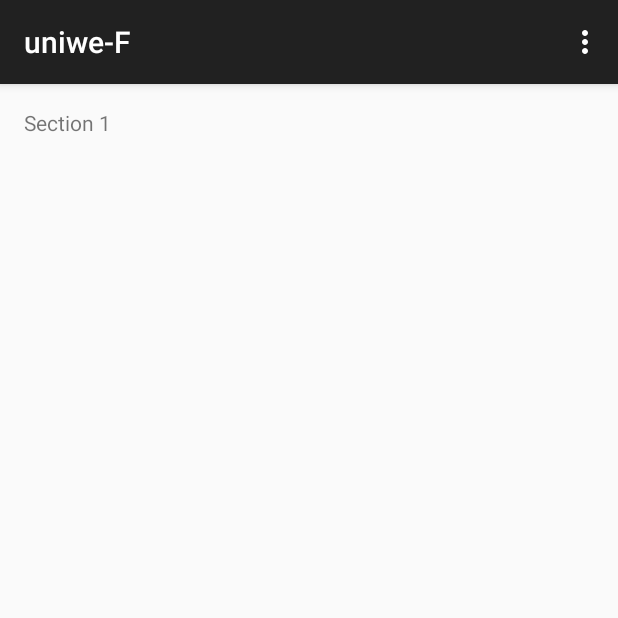
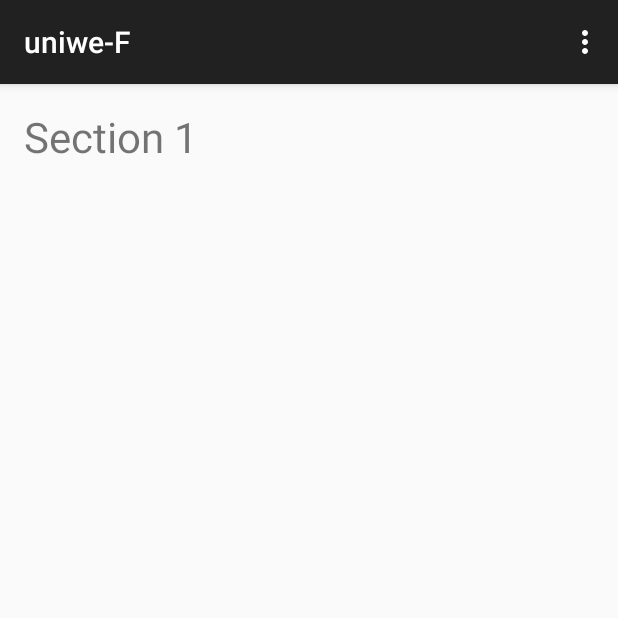
Before and after one commit to YatneEigenCode/uniwe-F, an Android app: the screen it shows after launch (MainActivity), on a phone screen of 412 x 824 dp, the top half of it. Run offline under Robolectric (Android 15) with nearby library versions, the phone set to English and light mode, and no system bars; 1 statement that could not run was skipped.

Commit message:
Update MainActivity.java
static string. Set text color.

```diff
--- a/app/src/main/java/com/ok88/andydev/uniwe_f/MainActivity.java
+++ b/app/src/main/java/com/ok88/andydev/uniwe_f/MainActivity.java
@@ -1,5 +1,5 @@
 //5-7-15  JChoy Empty tab app created using Android Studio on PC
-//5-11-15 JChoy Show wifi name in tab2.
+//5-11-15 JChoy Show wifi name in tab2. static string.
 
 
 package com.ok88.andydev.uniwe_f;
@@ -44,7 +44,7 @@ public class MainActivity extends ActionBarActivity {
      * The {@link ViewPager} that will host the section contents.
      */
     ViewPager mViewPager;
-    public String wifiName;
+    public static String wifiName;
 
     public String getWifiName(Context context) {
         WifiManager manager = (WifiManager) context.getSystemService(Context.WIFI_SERVICE);
@@ -66,7 +66,6 @@ public class MainActivity extends ActionBarActivity {
         super.onCreate(savedInstanceState);
         setContentView(R.layout.activity_main);
 
-        wifiName = getWifiName(this);
         // Create the adapter that will return a fragment for each of the three
         // primary sections of the activity.
         mSectionsPagerAdapter = new SectionsPagerAdapter(getSupportFragmentManager());
@@ -75,6 +74,8 @@ public class MainActivity extends ActionBarActivity {
         mViewPager = (ViewPager) findViewById(R.id.pager);
         mViewPager.setAdapter(mSectionsPagerAdapter);
 
+        //wifiName = getWifiName(this);
+        wifiName = "call getWifiName to get SSID";
     }
 
 
@@ -170,14 +171,12 @@ public class MainActivity extends ActionBarActivity {
             View rootView = inflater.inflate(R.layout.fragment_main, container, false);
 
             TextView tv = (TextView) rootView.findViewById(R.id.section_label);
+            tv.setTextSize(TypedValue.COMPLEX_UNIT_SP, 28);
+            tv.setTextColor(Color.parseColor("#000000"));
             int n = getArguments().getInt(ARG_SECTION_NUMBER);
             if (n==1) tv.setText(getString(R.string.title_section1));
             if (n==3) tv.setText(getString(R.string.title_section3));
-            if (n==2) {
-                tv.setTextSize(TypedValue.COMPLEX_UNIT_SP, 28);
-                //tv.setText(wifiName);
-            }
-            if (tv.getText() == null)    tv.setText("No data");
+            if (n==2) tv.setText(wifiName);
             return rootView;
         }
     }//class PlaceholderFragment
```
